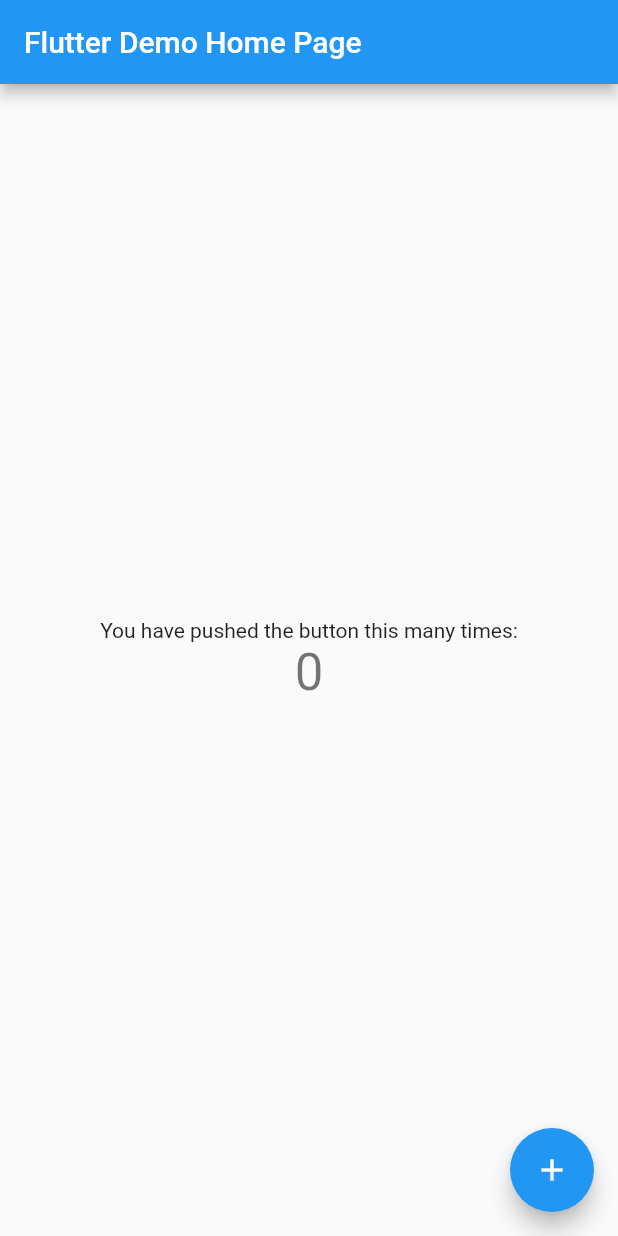
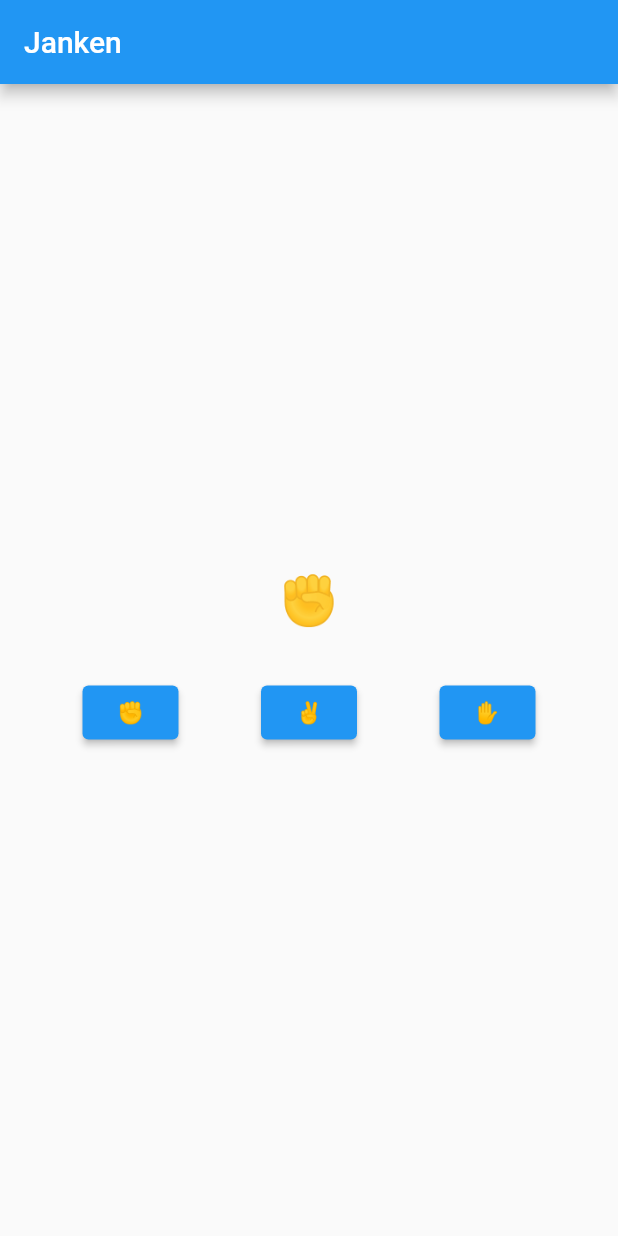
Before and after one commit to kodaishiotsuki/janken-flutter, a Flutter app: the screen it shows after launch, on a phone screen of 412 x 824 dp. Run offline on Flutter 3.47's test engine with Material 2 defaults, Android fonts, the phone set to English and light mode, and no system bars.

Commit message:
flutter statefull widget作成

```diff
--- a/lib/main.dart
+++ b/lib/main.dart
@@ -7,109 +7,76 @@ void main() {
 class MyApp extends StatelessWidget {
   const MyApp({super.key});
 
-  // This widget is the root of your application.
   @override
   Widget build(BuildContext context) {
     return MaterialApp(
-      title: 'Flutter Demo',
-      theme: ThemeData(
-        // This is the theme of your application.
-        //
-        // Try running your application with "flutter run". You'll see the
-        // application has a blue toolbar. Then, without quitting the app, try
-        // changing the primarySwatch below to Colors.green and then invoke
-        // "hot reload" (press "r" in the console where you ran "flutter run",
-        // or simply save your changes to "hot reload" in a Flutter IDE).
-        // Notice that the counter didn't reset back to zero; the application
-        // is not restarted.
-        primarySwatch: Colors.blue,
-      ),
-      home: const MyHomePage(title: 'Flutter Demo Home Page'),
+      home: JankenPage(),
     );
   }
 }
 
-class MyHomePage extends StatefulWidget {
-  const MyHomePage({super.key, required this.title});
-
-  // This widget is the home page of your application. It is stateful, meaning
-  // that it has a State object (defined below) that contains fields that affect
-  // how it looks.
-
-  // This class is the configuration for the state. It holds the values (in this
-  // case the title) provided by the parent (in this case the App widget) and
-  // used by the build method of the State. Fields in a Widget subclass are
-  // always marked "final".
-
-  final String title;
+//statefull widget
+class JankenPage extends StatefulWidget {
+  const JankenPage({super.key});
 
   @override
-  State<MyHomePage> createState() => _MyHomePageState();
+  State<JankenPage> createState() => _JankenPageState();
 }
 
-class _MyHomePageState extends State<MyHomePage> {
-  int _counter = 0;
+class _JankenPageState extends State<JankenPage> {
+  //変数
+  String myHand = '✊';
 
-  void _incrementCounter() {
-    setState(() {
-      // This call to setState tells the Flutter framework that something has
-      // changed in this State, which causes it to rerun the build method below
-      // so that the display can reflect the updated values. If we changed
-      // _counter without calling setState(), then the build method would not be
-      // called again, and so nothing would appear to happen.
-      _counter++;
-    });
+  //関数
+  void selectHand(String selectedHand) {
+    myHand = selectedHand;
+    print(selectedHand);
+    setState(() {}); //画面を更新
   }
 
   @override
   Widget build(BuildContext context) {
-    // This method is rerun every time setState is called, for instance as done
-    // by the _incrementCounter method above.
-    //
-    // The Flutter framework has been optimized to make rerunning build methods
-    // fast, so that you can just rebuild anything that needs updating rather
-    // than having to individually change instances of widgets.
     return Scaffold(
       appBar: AppBar(
-        // Here we take the value from the MyHomePage object that was created by
-        // the App.build method, and use it to set our appbar title.
-        title: Text(widget.title),
+        title: Text('Janken'),
       ),
       body: Center(
-        // Center is a layout widget. It takes a single child and positions it
-        // in the middle of the parent.
         child: Column(
-          // Column is also a layout widget. It takes a list of children and
-          // arranges them vertically. By default, it sizes itself to fit its
-          // children horizontally, and tries to be as tall as its parent.
-          //
-          // Invoke "debug painting" (press "p" in the console, choose the
-          // "Toggle Debug Paint" action from the Flutter Inspector in Android
-          // Studio, or the "Toggle Debug Paint" command in Visual Studio Code)
-          // to see the wireframe for each widget.
-          //
-          // Column has various properties to control how it sizes itself and
-          // how it positions its children. Here we use mainAxisAlignment to
-          // center the children vertically; the main axis here is the vertical
-          // axis because Columns are vertical (the cross axis would be
-          // horizontal).
           mainAxisAlignment: MainAxisAlignment.center,
-          children: <Widget>[
-            const Text(
-              'You have pushed the button this many times:',
+          children: [
+            Text(
+              myHand,
+              style: TextStyle(fontSize: 32),
             ),
-            Text(
-              '$_counter',
-              style: Theme.of(context).textTheme.headline4,
+            SizedBox(
+              height: 32,
+            ),
+            Row(
+              mainAxisAlignment: MainAxisAlignment.spaceEvenly,
+              children: [
+                ElevatedButton(
+                  onPressed: () {
+                    selectHand('✊');
+                  },
+                  child: Text('✊'),
+                ),
+                ElevatedButton(
+                  onPressed: () {
+                    selectHand('✌️');
+                  },
+                  child: Text('✌️'),
+                ),
+                ElevatedButton(
+                  onPressed: () {
+                    selectHand('✋');
+                  },
+                  child: Text('✋'),
+                ),
+              ],
             ),
           ],
         ),
       ),
-      floatingActionButton: FloatingActionButton(
-        onPressed: _incrementCounter,
-        tooltip: 'Increment',
-        child: const Icon(Icons.add),
-      ), // This trailing comma makes auto-formatting nicer for build methods.
     );
   }
 }
```
